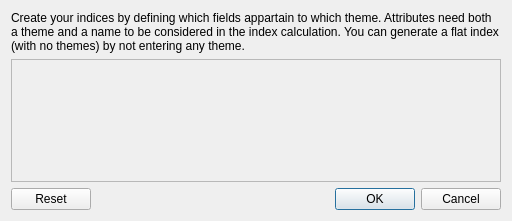
Before: the Qt Designer form svir/ui/ui_create_weight_tree.ui in gem/oq-irmt-qgis, drawn with Qt 5.
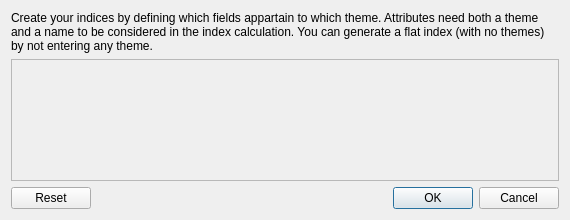
After: the same form once the commit is applied.

Commit message: better layout of create tree widget

Diff of the .ui file:
```diff
--- a/svir/ui/ui_create_weight_tree.ui
+++ b/svir/ui/ui_create_weight_tree.ui
@@ -9,12 +9,12 @@
    <rect>
     <x>0</x>
     <y>0</y>
-    <width>512</width>
-    <height>221</height>
+    <width>570</width>
+    <height>220</height>
    </rect>
   </property>
   <property name="sizePolicy">
-   <sizepolicy hsizetype="Preferred" vsizetype="Preferred">
+   <sizepolicy hsizetype="MinimumExpanding" vsizetype="MinimumExpanding">
     <horstretch>0</horstretch>
     <verstretch>0</verstretch>
    </sizepolicy>
@@ -25,6 +25,12 @@
   <layout class="QVBoxLayout" name="verticalLayout">
    <item>
     <widget class="QLabel" name="label">
+     <property name="sizePolicy">
+      <sizepolicy hsizetype="MinimumExpanding" vsizetype="Fixed">
+       <horstretch>0</horstretch>
+       <verstretch>0</verstretch>
+      </sizepolicy>
+     </property>
      <property name="text">
       <string>Create your indices by defining which fields appartain to which theme. Attributes need both a theme and a name to be considered in the index calculation. You can generate a flat index (with no themes) by not entering any theme.</string>
      </property>
@@ -35,6 +41,12 @@
    </item>
    <item>
     <widget class="QScrollArea" name="scrollArea">
+     <property name="sizePolicy">
+      <sizepolicy hsizetype="MinimumExpanding" vsizetype="MinimumExpanding">
+       <horstretch>0</horstretch>
+       <verstretch>0</verstretch>
+      </sizepolicy>
+     </property>
      <property name="widgetResizable">
       <bool>true</bool>
      </property>
@@ -43,8 +55,8 @@
        <rect>
         <x>0</x>
         <y>0</y>
-        <width>492</width>
-        <height>94</height>
+        <width>550</width>
+        <height>110</height>
        </rect>
       </property>
       <layout class="QGridLayout" name="gridLayout">
@@ -76,6 +88,9 @@
      <property name="standardButtons">
       <set>QDialogButtonBox::Cancel|QDialogButtonBox::Ok|QDialogButtonBox::Reset</set>
      </property>
+     <property name="centerButtons">
+      <bool>false</bool>
+     </property>
     </widget>
    </item>
   </layout>
```
The commit also changes 1 other file.
